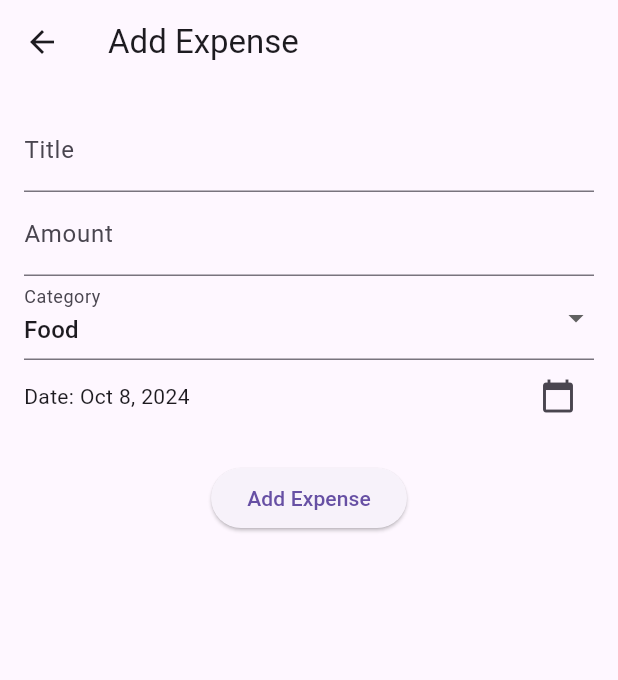
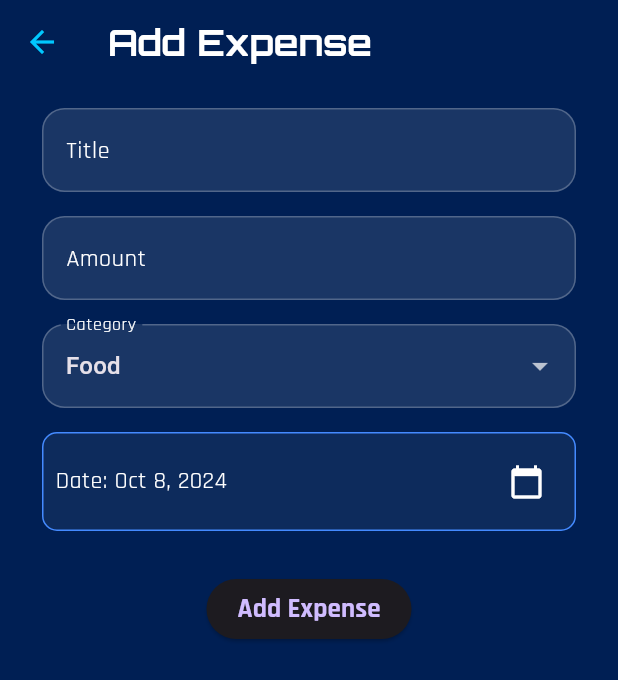
Before and after one commit to TheGamingGod85/CSI-App_Dev, a Flutter app: the screen it shows after launch, after a tap on the "add" icon, on a phone screen of 412 x 824 dp. Shown: the top 680 px of the screen. Run offline on Flutter 3.47's test engine with Material 3 defaults, Android fonts, the phone set to English and light mode, and no system bars; our stand-ins replace google_fonts, sqflite; accounts and stored records are empty.

Commit message:
Final Touches Remaining in code

```diff
--- a/lib/db/expense_db.dart
+++ b/lib/db/expense_db.dart
@@ -45,7 +45,7 @@ class ExpenseDB {
       'expenses',
       expense.toMap(),
       where: 'id = ?',
-      whereArgs: [expense.id], // Update the expense with the matching id
+      whereArgs: [expense.id],
     );
   }
 
--- a/lib/main.dart
+++ b/lib/main.dart
@@ -1,5 +1,6 @@
 // main.dart
 import 'package:flutter/material.dart';
+import 'package:myapp/theme/theme.dart';
 import 'package:provider/provider.dart';
 import 'providers/expense_provider.dart';
 import 'screens/home_screen.dart';
@@ -18,9 +19,7 @@ class MyApp extends StatelessWidget {
       child: MaterialApp(
         debugShowCheckedModeBanner: false,
         title: 'Expense Tracker',
-        theme: ThemeData(
-          primarySwatch: Colors.blue,
-        ),
+        theme: AppTheme.themeData,
         home: HomeScreen(),
       ),
     );
--- a/lib/screens/add_expense_screen.dart
+++ b/lib/screens/add_expense_screen.dart
@@ -1,3 +1,4 @@
+// screens/add_expense_screen.dart
 import 'package:flutter/material.dart';
 import 'package:intl/intl.dart';
 import 'package:provider/provider.dart';
@@ -56,10 +57,10 @@ class _AddExpenseScreenState extends State<AddExpenseScreen> {
       context: context,
       builder: (context) {
         return AlertDialog(
-          title: Text('Add Custom Category'),
+          title: const Text('Add Custom Category'),
           content: TextField(
             controller: _customCategoryController,
-            decoration: InputDecoration(hintText: "Enter custom category"),
+            decoration: const InputDecoration(hintText: "Enter custom category"),
           ),
           actions: [
             ElevatedButton(
@@ -67,18 +68,18 @@ class _AddExpenseScreenState extends State<AddExpenseScreen> {
                 if (_customCategoryController.text.isNotEmpty) {
                   setState(() {
                     _category = _customCategoryController.text;
-                    _categories.add(_customCategoryController.text); // Add to the dropdown list
+                    _categories.add(_customCategoryController.text);
                   });
                 }
                 Navigator.of(context).pop();
               },
-              child: Text('Add'),
+              child: const Text('Add'),
             ),
             TextButton(
               onPressed: () {
                 Navigator.of(context).pop();
               },
-              child: Text('Cancel'),
+              child: const Text('Cancel'),
             ),
           ],
         );
@@ -93,14 +94,16 @@ class _AddExpenseScreenState extends State<AddExpenseScreen> {
         title: Text(widget.expense == null ? 'Add Expense' : 'Edit Expense'),
       ),
       body: Padding(
-        padding: const EdgeInsets.all(16.0),
+        padding: const EdgeInsets.symmetric(horizontal: 16.0, vertical: 8.0),
         child: Form(
           key: _formKey,
           child: Column(
             children: [
-              TextFormField(
+              Padding(
+                padding: const EdgeInsets.symmetric(horizontal: 12.0, vertical: 8.0),
+                child: TextFormField(
                   initialValue: _title,
-                decoration: InputDecoration(labelText: 'Title'),
+                  decoration: const InputDecoration(labelText: 'Title'),
                   onSaved: (value) {
                     _title = value!;
                   },
@@ -111,9 +114,12 @@ class _AddExpenseScreenState extends State<AddExpenseScreen> {
                     return null;
                   },
                 ),
-              TextFormField(
+              ),
+              Padding(
+                padding: const EdgeInsets.symmetric(horizontal: 12.0, vertical: 8.0),
+                child: TextFormField(
                 initialValue: _amount != 0 ? _amount.toString() : '',
-                decoration: InputDecoration(labelText: 'Amount'),
+                decoration: const InputDecoration(labelText: 'Amount'),
                 keyboardType: TextInputType.number,
                 onSaved: (value) {
                   _amount = double.parse(value!);
@@ -125,17 +131,19 @@ class _AddExpenseScreenState extends State<AddExpenseScreen> {
                   return null;
                 },
                 ),
-              // Category Dropdown with custom category support
-              DropdownButtonFormField<String>(
+              ),
+              Padding(
+                padding: const EdgeInsets.symmetric(horizontal: 12.0, vertical: 8.0),
+                child: DropdownButtonFormField<String>(
                 value: _category,
-                decoration: InputDecoration(labelText: 'Category'),
+                decoration: const InputDecoration(labelText: 'Category'),
                 items: _categories.map((String category) {
                   return DropdownMenuItem<String>(
                     value: category,
                     child: Text(category),
                   );
                 }).toList()
-                  ..add(DropdownMenuItem(
+                  ..add(const DropdownMenuItem(
                     value: 'Add Custom',
                     child: Text('Add Custom'),
                   )),
@@ -149,21 +157,34 @@ class _AddExpenseScreenState extends State<AddExpenseScreen> {
                   }
                 },
                 ),
-              // Date Picker
-              Row(
+              ),
+              Padding(
+                padding: const EdgeInsets.symmetric(horizontal: 12.0, vertical: 8.0),
+                child: Container(
+                  padding: const EdgeInsets.all(8.0), // Padding inside the container
+                  decoration: BoxDecoration(
+                    border: Border.all(color: Colors.blueAccent), // Border color
+                    borderRadius: BorderRadius.circular(10.0), // Rounded corners
+                    color: const Color(0x1A3764).withOpacity(0.5),
+                  ),
+                  child: Row(
                     children: [
                       Expanded(
                         child: Text(
                           'Date: ${DateFormat.yMMMd().format(_selectedDate)}', // Display selected date
+                          style: const TextStyle(fontSize: 16, color: Colors.white), // Adjust text color if needed
                         ),
                       ),
                       IconButton(
-                    icon: Icon(Icons.calendar_today),
+                        icon: const Icon(Icons.calendar_today, color: Colors.white),
                         onPressed: () => _selectDate(context),
                       ),
                     ],
                   ),
-              SizedBox(height: 20),
+                ),
+              ),
+
+              const SizedBox(height: 20),
               ElevatedButton(
                 onPressed: () {
                   if (_formKey.currentState!.validate()) {
--- a/lib/screens/category_expense_screen.dart
+++ b/lib/screens/category_expense_screen.dart
@@ -50,7 +50,7 @@ class _CategoryExpenseScreenState extends State<CategoryExpenseScreen> {
               children: [
                 Text(
                   'Total ${widget.category} Expense: ₹${totalCategoryExpense.toStringAsFixed(2)}',
-                  style: TextStyle(fontSize: 24, fontWeight: FontWeight.bold),
+                  style: const TextStyle(fontSize: 24, fontWeight: FontWeight.bold),
                 ),
               ],
             ),
@@ -69,9 +69,9 @@ class _CategoryExpenseScreenState extends State<CategoryExpenseScreen> {
                 border: OutlineInputBorder(
                   borderRadius: BorderRadius.circular(20.0),
                 ),
-                prefixIcon: Icon(Icons.search),
+                prefixIcon: const Icon(Icons.search),
               ),
-              style: TextStyle(fontSize: 14), // Make the text smaller
+              style: const TextStyle(fontSize: 14),
             ),
           ),
           // Display list of category expenses (sorted and filtered by search query)
--- a/lib/screens/home_screen.dart
+++ b/lib/screens/home_screen.dart
@@ -38,27 +38,27 @@ class _HomeScreenState extends State<HomeScreen> {
       if (!categoryTotals.containsKey(expense.category)) {
         categoryTotals[expense.category] = 0.0;
       }
-      categoryTotals[expense.category] =
-          categoryTotals[expense.category]! + expense.amount;
+      categoryTotals[expense.category] = categoryTotals[expense.category]! + expense.amount;
     });
 
     return Scaffold(
       appBar: AppBar(
-        title: Text('Expense Tracker'),
+        title: const Text('Expense Tracker'),
+        backgroundColor: Colors.deepPurple,
       ),
       body: Column(
         children: [
           // Display total expense
           Padding(
-            padding: const EdgeInsets.symmetric(horizontal: 16.0),
+            padding: const EdgeInsets.symmetric(horizontal: 16.0, vertical: 8.0),
             child: Column(
               crossAxisAlignment: CrossAxisAlignment.start,
               children: [
                 Text(
                   'Total Expense: ₹${totalExpense.toStringAsFixed(2)}',
-                  style: TextStyle(fontSize: 24, fontWeight: FontWeight.bold),
+                  style: const TextStyle(fontSize: 24, fontWeight: FontWeight.bold, color: Colors.white),
                 ),
-                SizedBox(height: 10),
+                const SizedBox(height: 10),
                 // Category color bar
                 Container(
                   height: 20,
@@ -67,18 +67,15 @@ class _HomeScreenState extends State<HomeScreen> {
                     children: categoryTotals.entries.map((entry) {
                       final category = entry.key;
                       final categoryTotal = entry.value;
-                      final share = totalExpense == 0
-                          ? 0.0
-                          : categoryTotal / totalExpense;
+                      final share = totalExpense == 0 ? 0.0 : categoryTotal / totalExpense;
+
                       return Expanded(
                         flex: (share * 100).toInt(),
                         child: GestureDetector(
                           onTap: () {
-                            // Navigate to the category expenses screen
                             Navigator.of(context).push(
                               MaterialPageRoute(
-                                builder: (context) =>
-                                    CategoryExpenseScreen(category: category),
+                                builder: (context) => CategoryExpenseScreen(category: category),
                               ),
                             );
                           },
@@ -94,9 +91,9 @@ class _HomeScreenState extends State<HomeScreen> {
               ],
             ),
           ),
-          // Search bar with reduced height
+          // Search bar
           Padding(
-            padding: const EdgeInsets.symmetric(horizontal: 20.0, vertical: 6.0),
+            padding: const EdgeInsets.symmetric(horizontal: 20.0, vertical: 10.0),
             child: TextField(
               onChanged: (value) {
                 setState(() {
@@ -105,16 +102,17 @@ class _HomeScreenState extends State<HomeScreen> {
               },
               decoration: InputDecoration(
                 labelText: 'Search by name or price',
+                labelStyle: const TextStyle(color: Colors.white),
                 border: OutlineInputBorder(
                   borderRadius: BorderRadius.circular(20.0),
+                  borderSide: const BorderSide(color: Colors.white),
                 ),
-                prefixIcon: Icon(Icons.search),
-
+                prefixIcon: const Icon(Icons.search, color: Colors.white),
               ),
-              style: TextStyle(fontSize: 14), // Make the text smaller
+              style: const TextStyle(fontSize: 14, color: Colors.white),
             ),
           ),
-          SizedBox(height: 10),
+          const SizedBox(height: 10),
           // Display list of expenses (sorted and filtered by search query)
           Expanded(
             child: ListView.builder(
@@ -124,20 +122,20 @@ class _HomeScreenState extends State<HomeScreen> {
               },
             ),
           ),
-          // White bar with the FAB
+          // Transparent bar with the FAB
           Container(
-            color: Colors.white,
-            height: 80, // Height of the white bar
+            color: Colors.transparent,
+            height: 80,
             child: Center(
               child: FloatingActionButton(
                 onPressed: () {
                   Navigator.push(
                     context,
-                    MaterialPageRoute(builder: (context) => AddExpenseScreen()),
+                    MaterialPageRoute(builder: (context) => const AddExpenseScreen()),
                   );
                 },
                 backgroundColor: Colors.blue, // Blue-colored FAB
-                child: Icon(Icons.add),
+                child: const Icon(Icons.add),
               ),
             ),
           ),
--- /dev/null
+++ b/lib/theme/theme.dart
@@ -0,0 +1,99 @@
+// theme/theme.dart
+import 'package:flutter/material.dart';
+import 'package:google_fonts/google_fonts.dart';
+
+class AppTheme {
+  // Primary colors for the futuristic look
+  static const Color primaryColor = Color(0xFF001F54); // Midnight Blue
+  static const Color accentColor = Color(0xFF00C8FF); // Neon Cyan
+  static const Color secondaryAccent = Color(0xFF8233FF); // Neon Purple
+  static const Color textColor = Colors.white; // Bright White
+
+  static const Gradient categoryGradient = LinearGradient(
+    colors: [
+      Color(0xFF00C8FF), // Neon Cyan
+      Color(0xFF8233FF), // Neon Purple
+    ],
+    begin: Alignment.topLeft,
+    end: Alignment.bottomRight,
+  );
+
+  // Light Glow Effect
+  static BoxShadow glowEffect = BoxShadow(
+    color: const Color(0xFF00C8FF).withOpacity(0.5),
+    blurRadius: 8,
+    spreadRadius: 3,
+  );
+
+  // Themed Button Style for the FAB
+  static ButtonStyle futuristicButtonStyle() {
+    return ElevatedButton.styleFrom(
+      backgroundColor: accentColor,
+      shape: RoundedRectangleBorder(
+        borderRadius: BorderRadius.circular(30),
+      ),
+      shadowColor: Colors.blueAccent,
+      padding: const EdgeInsets.symmetric(vertical: 15.0, horizontal: 30.0),
+      elevation: 10.0,
+    );
+  }
+
+  static ThemeData themeData = ThemeData(
+    scaffoldBackgroundColor: primaryColor, // Midnight Blue background
+    brightness: Brightness.dark, // Dark theme
+    primaryColor: primaryColor,
+    hintColor: accentColor,
+    textTheme: TextTheme(
+      displayLarge: GoogleFonts.orbitron(
+        fontSize: 32,
+        fontWeight: FontWeight.bold,
+        color: textColor,
+      ),
+      bodyLarge: GoogleFonts.rajdhani(
+        fontSize: 16,
+        color: textColor,
+      ),
+      bodyMedium: GoogleFonts.rajdhani(
+        fontSize: 14,
+        color: textColor,
+      ),
+      labelLarge: GoogleFonts.rajdhani(
+        fontSize: 18,
+        fontWeight: FontWeight.bold,
+        color: textColor,
+      ),
+    ),
+    iconTheme: const IconThemeData(
+      color: accentColor, // Neon Cyan for icons
+    ),
+    floatingActionButtonTheme: const FloatingActionButtonThemeData(
+      backgroundColor: accentColor,
+      elevation: 5,
+      foregroundColor: textColor,
+    ),
+    inputDecorationTheme: InputDecorationTheme(
+      filled: true,
+      fillColor: Colors.white.withOpacity(0.1),
+      labelStyle: const TextStyle(color: textColor),
+      enabledBorder: OutlineInputBorder(
+        borderSide: const BorderSide(color: Colors.white24),
+        borderRadius: BorderRadius.circular(15),
+      ),
+      focusedBorder: OutlineInputBorder(
+        borderSide: const BorderSide(color: accentColor),
+        borderRadius: BorderRadius.circular(15),
+      ),
+    ),
+    appBarTheme: AppBarTheme(
+      backgroundColor: primaryColor,
+      titleTextStyle: GoogleFonts.orbitron(
+        fontSize: 24,
+        fontWeight: FontWeight.bold,
+        color: textColor,
+      ),
+      iconTheme: const IconThemeData(
+        color: accentColor,
+      ),
+    ),
+  );
+}
--- a/lib/widgets/expense_item.dart
+++ b/lib/widgets/expense_item.dart
@@ -40,11 +40,11 @@ class ExpenseItem extends StatelessWidget {
               }
             },
             itemBuilder: (context) => [
-              PopupMenuItem(
+              const PopupMenuItem(
                 value: 'Edit',
                 child: Text('Edit'),
               ),
-              PopupMenuItem(
+              const PopupMenuItem(
                 value: 'Delete',
                 child: Text('Delete'),
               ),
--- a/pubspec.yaml
+++ b/pubspec.yaml
@@ -39,6 +39,8 @@ dependencies:
   provider: ^6.1.2
   intl: ^0.19.0
   path_provider: ^2.1.4
+  google_fonts: ^6.2.1
+  path: ^1.9.0
 
 dev_dependencies:
   flutter_test:
```
Also changed, not shown: pubspec.lock. Lines whose indentation alone changed are shown as unchanged.
